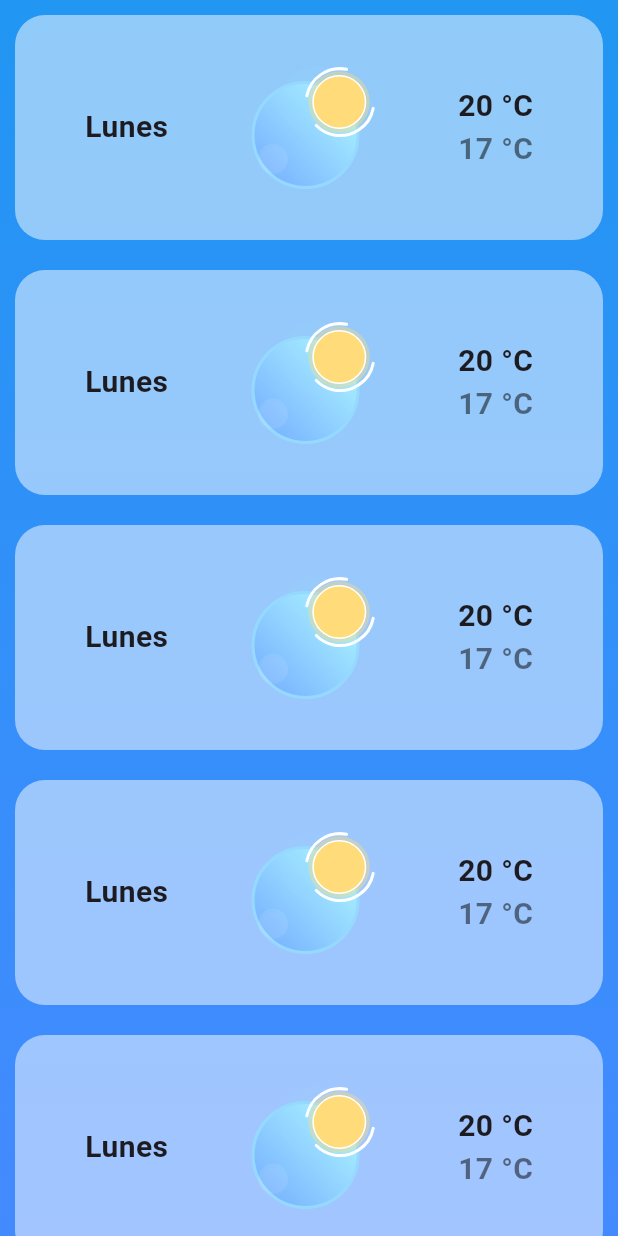
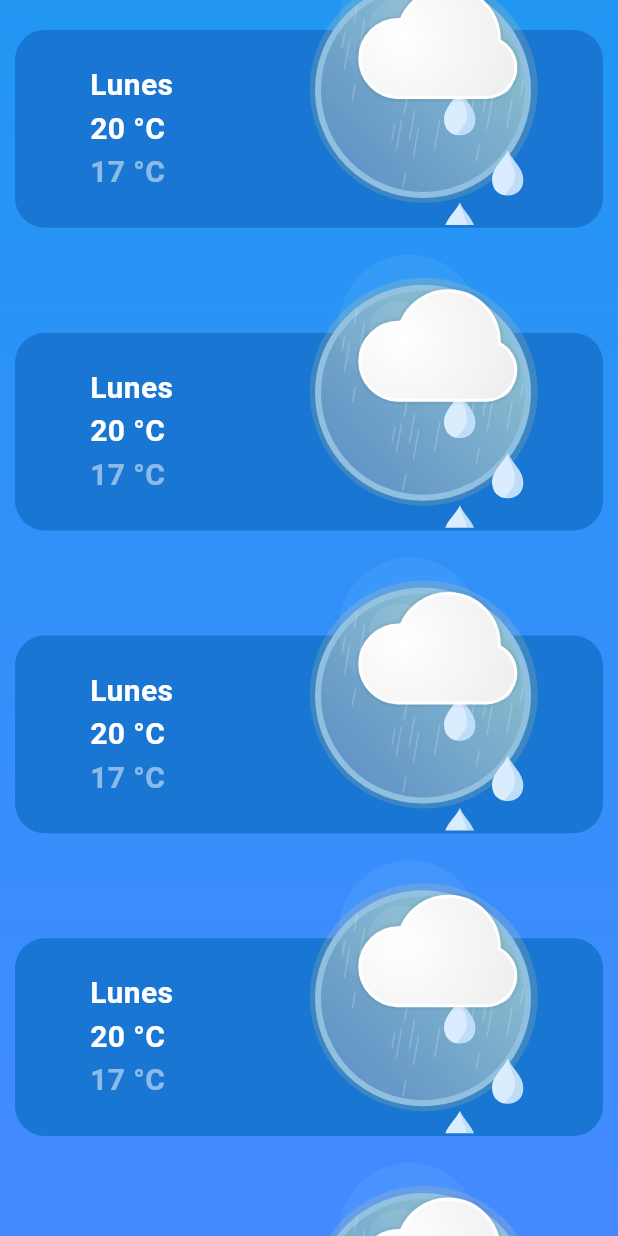
Before and after one commit to Joelnicolass/weather_app_clean_flutter, a Flutter app: the screen it shows after launch, on a phone screen of 412 x 824 dp. Run offline on Flutter 3.47's test engine with Material 3 defaults, Android fonts, the phone set to English and light mode, and no system bars; our stand-ins replace dartz, geolocator, lottie; missing offline and left inert: fade_scroll_app_bar.

Commit message:
[feat] - refactor widget forecast

```diff
--- a/lib/features/presentation/components/forecast_list.dart
+++ b/lib/features/presentation/components/forecast_list.dart
@@ -4,26 +4,16 @@ import 'package:lottie/lottie.dart';
 class ForecastList extends StatelessWidget {
   const ForecastList({
     super.key,
-    required double scrollPosition,
-  }) : _scrollPosition = scrollPosition;
-
-  final double _scrollPosition;
+  });
 
   @override
   Widget build(BuildContext context) {
     return Column(
       children: [
-        /*  _scrollPosition > MediaQuery.of(context).size.height * 0.35
-            ? SizedBox(
-                height:
-                    _scrollPosition - MediaQuery.of(context).size.height * 0.35,
-              )
-            : Container(), */
         Expanded(
           child: ListView(
             shrinkWrap: true,
             physics: ClampingScrollPhysics(),
-            //scrollDirection: Axis.horizontal,
             children: [
               ForecastItem(),
               ForecastItem(),
@@ -57,53 +47,73 @@ class ForecastItem extends StatelessWidget {
 
   @override
   Widget build(BuildContext context) {
-    return Container(
-      margin: const EdgeInsets.all(10),
-      height: 150,
-      width: 100,
+    return Stack(
+      clipBehavior: Clip.none,
+      children: [
+        Container(
+          margin: const EdgeInsets.fromLTRB(
+            10,
+            20,
+            10,
+            50,
+          ),
+          height: MediaQuery.of(context).size.height * 0.16,
+          width: MediaQuery.of(context).size.width,
           decoration: BoxDecoration(
-        color: Colors.white.withOpacity(0.5),
+            color: Colors.blue.shade700,
             borderRadius: BorderRadius.circular(20),
           ),
-      child: Row(
-        mainAxisAlignment: MainAxisAlignment.spaceEvenly,
+          child: Padding(
+            padding: const EdgeInsets.fromLTRB(
+              50,
+              0,
+              20,
+              0,
+            ),
+            child: Column(
+              mainAxisAlignment: MainAxisAlignment.center,
+              crossAxisAlignment: CrossAxisAlignment.start,
               children: [
                 Text(
                   'Lunes',
                   style: TextStyle(
                       fontSize: 20,
                       fontWeight: FontWeight.bold,
+                      color: Colors.white),
                 ),
-          ),
-          Container(
-            height: 100,
-            child: Lottie.asset(
-              'assets/lottie/soleado.json',
-              fit: BoxFit.fitWidth,
-            ),
-          ),
-          Column(
-            mainAxisAlignment: MainAxisAlignment.center,
-            children: [
                 Text(
                   '20 °C',
                   style: TextStyle(
                       fontSize: 20,
                       fontWeight: FontWeight.bold,
-                ),
+                      color: Colors.white),
                 ),
                 Text(
                   '17 °C',
                   style: TextStyle(
                     fontSize: 20,
                     fontWeight: FontWeight.bold,
-                  color: Colors.black.withOpacity(0.5),
+                    color: Colors.white.withOpacity(0.5),
                   ),
                 ),
               ],
-          )
+            ),
+          ),
+        ),
+        Positioned(
+          top: -50,
+          right: 20,
+          child: Container(
+            clipBehavior: Clip.none,
+            alignment: Alignment.topRight,
+            height: 200,
+            child: Lottie.asset(
+              'assets/lottie/tormenta.json',
+              fit: BoxFit.fitWidth,
+            ),
+          ),
+        ),
       ],
-      ),
     );
   }
 }
--- a/lib/features/presentation/screens/weather_screen/weather_screen.dart
+++ b/lib/features/presentation/screens/weather_screen/weather_screen.dart
@@ -112,11 +112,9 @@ class ContainerView extends StatelessWidget {
     super.key,
     required ScrollController scrollController,
     required double scrollPosition,
-  })  : _scrollController = scrollController,
-        _scrollPosition = scrollPosition;
+  }) : _scrollController = scrollController;
 
   final ScrollController _scrollController;
-  final double _scrollPosition;
 
   @override
   Widget build(BuildContext context) {
@@ -135,7 +133,7 @@ class ContainerView extends StatelessWidget {
           scrollController: _scrollController,
           pinned: true,
           fadeOffset: 1200,
-          backgroundColor: Colors.blue.shade900,
+          backgroundColor: Colors.blue.shade700,
           expandedHeight: MediaQuery.of(context).size.height * 0.6,
           fadeWidget: HeaderAnimation(),
           bottomWidget: CityAndTemperature(
@@ -151,7 +149,7 @@ class ContainerView extends StatelessWidget {
               ),
             ),
           ),
-          child: ForecastList(scrollPosition: _scrollPosition),
+          child: ForecastList(),
         ));
   }
 }
```
Lines whose indentation alone changed are shown as unchanged.
